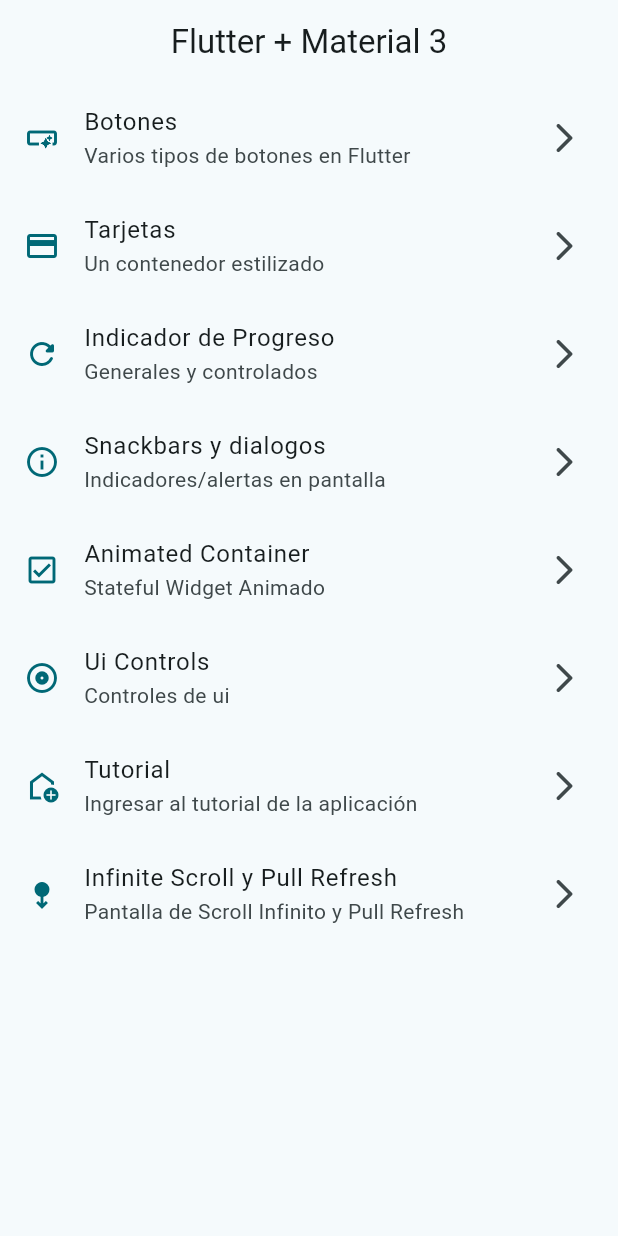
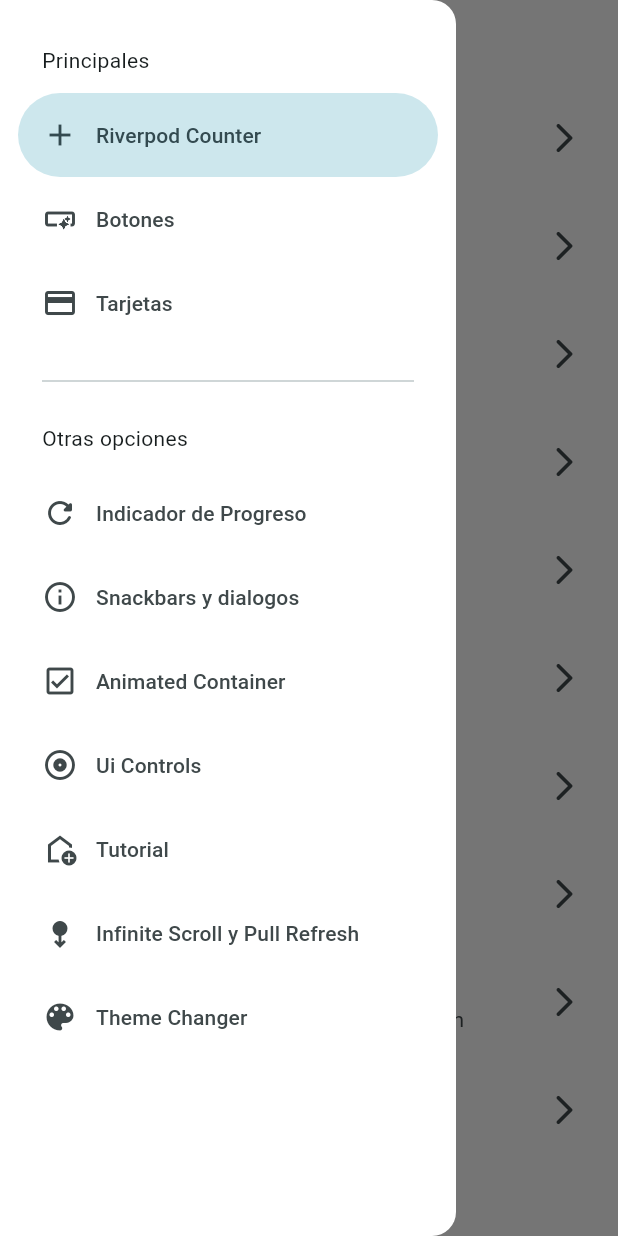
Before and after one commit to sebasmrl/widgets_app, a Flutter app: the screen it shows after launch, with the side drawer open (before the commit the screen has no drawer), on a phone screen of 412 x 824 dp. Run offline on Flutter 3.47's test engine with Material 3 defaults, Android fonts, the phone set to English and light mode, and no system bars; our stand-ins replace animate_do, flutter_riverpod, go_router.

Commit message:
Implemented darkmode first way

```diff
--- a/lib/config/menu/menu_items.dart
+++ b/lib/config/menu/menu_items.dart
@@ -15,6 +15,12 @@ class MenuItem{
 
 }
   const appMenuItems = <MenuItem>[
+    MenuItem(
+      title: 'Riverpod Counter',
+      subtitle: 'Introducción Riverpod',
+      link: '/counter',
+      icon: Icons.add
+    ),
     MenuItem(
       title: 'Botones',
       subtitle: 'Varios tipos de botones en Flutter',
@@ -63,5 +69,12 @@ class MenuItem{
       link: '/infinite',
       icon: Icons.swipe_down_alt_sharp
     ),
+    MenuItem(
+      title: 'Theme Changer',
+      subtitle: 'Cambiar colores de UI',
+      link: '/theme-changer',
+      icon: Icons.color_lens
+    ),
+
 
   ];
--- a/lib/config/router/app_router.dart
+++ b/lib/config/router/app_router.dart
@@ -50,5 +50,15 @@ final appRouter = GoRouter(
       path: '/infinite',
       builder: (context, state) => const InfiniteScrollScreen(),
     ),
+    GoRoute(
+      name: CounterScreen.name,
+      path: '/counter',
+      builder: (context, state) => const CounterScreen(),
+    ),
+    GoRoute(
+      name: ThemeChangerScreen.name,
+      path: '/theme-changer',
+      builder: (context, state) => const ThemeChangerScreen(),
+    ),
   ],
 );
--- a/lib/config/theme/app_theme.dart
+++ b/lib/config/theme/app_theme.dart
@@ -15,8 +15,10 @@ const colorList = <Color>[
 class AppTheme{
 
   final int selectedColor;
+  final bool isDarkMode;
 
   AppTheme({
+    this.isDarkMode=false,
     this.selectedColor=0
   }): assert( selectedColor >= 0, 'selectedColor must be greater than zero'),
       assert( selectedColor < colorList.length, 'selectedColor must be less or equal than ${colorList.length-1}');
@@ -24,10 +26,49 @@ class AppTheme{
   ThemeData getTheme(){
     return ThemeData(
       useMaterial3: true,
+      brightness: isDarkMode ? Brightness.dark : Brightness.light,
+      scaffoldBackgroundColor: isDarkMode ? Colors.black : Colors.white,
       colorSchemeSeed: colorList[selectedColor],
-      appBarTheme: const AppBarTheme(
-        centerTitle: true
-      )
+      appBarTheme: AppBarTheme(
+        centerTitle: true,
+        backgroundColor: isDarkMode ? Colors.black : Colors.white,
+      ),
+      drawerTheme: DrawerThemeData(
+        backgroundColor: isDarkMode ? Colors.black : Colors.white,
+        )
     );
   }
 }
+
+
+
+
+/* Backup
+
+class AppTheme{
+
+  final int selectedColor;
+  final bool isDarkMode;
+
+  AppTheme({
+    this.isDarkMode=false,
+    this.selectedColor=0
+  }): assert( selectedColor >= 0, 'selectedColor must be greater than zero'),
+      assert( selectedColor < colorList.length, 'selectedColor must be less or equal than ${colorList.length-1}');
+
+  ThemeData getTheme(){
+    return ThemeData(
+      useMaterial3: true,
+      brightness: isDarkMode ? Brightness.dark : Brightness.light,
+      scaffoldBackgroundColor: isDarkMode ? Colors.black : Colors.white,
+      colorSchemeSeed: colorList[selectedColor],
+      appBarTheme: AppBarTheme(
+        centerTitle: true,
+        backgroundColor: isDarkMode ? Colors.black : Colors.white,
+      ),
+      drawerTheme: DrawerThemeData(
+        backgroundColor: isDarkMode ? Colors.black : Colors.white,
+        )
+    );
+  }
+} */
--- a/lib/main.dart
+++ b/lib/main.dart
@@ -1,25 +1,33 @@
 import 'package:flutter/material.dart';
+import 'package:flutter_riverpod/flutter_riverpod.dart';
 
 import 'package:widgets_app/config/router/app_router.dart';
 import 'package:widgets_app/config/theme/app_theme.dart';
+import 'package:widgets_app/presentation/providers/theme_provider.dart';
 
 void main() {
-  runApp(const MainApp());
+  runApp(
+    const ProviderScope(
+      child: MainApp()
+    )
+  );
 }
 
-final scaffoldKey = GlobalKey<ScaffoldMessengerState>();
+//final scaffoldKey = GlobalKey<ScaffoldMessengerState>();
 
-class MainApp extends StatelessWidget {
+class MainApp extends ConsumerWidget {
   const MainApp({super.key});
   @override
-  Widget build(BuildContext context) {
+  Widget build(BuildContext context, WidgetRef ref) {
+    final bool isDarkMode = ref.watch(isDarkModeProvider);
+    final int colorSelected =  ref.watch(selectedIndexColorProvider);
 
     return  MaterialApp.router(
+      //scaffoldMessengerKey: scaffoldKey,
       title: 'Flutter Widgets',
-      scaffoldMessengerKey: scaffoldKey,
       routerConfig: appRouter,
       debugShowCheckedModeBanner: false,
-      theme: AppTheme( selectedColor: 0).getTheme(),
+      theme: AppTheme( selectedColor: colorSelected, isDarkMode: isDarkMode).getTheme(),
     );
   }
 }
--- /dev/null
+++ b/lib/presentation/providers/counter_provider.dart
@@ -0,0 +1,3 @@
+import 'package:flutter_riverpod/flutter_riverpod.dart';
+
+final counterProvider = StateProvider((ref) => 5,);
--- /dev/null
+++ b/lib/presentation/providers/theme_provider.dart
@@ -0,0 +1,12 @@
+import 'package:flutter_riverpod/flutter_riverpod.dart';
+import 'package:widgets_app/config/theme/app_theme.dart';
+
+//Listo de colores inmutable
+final colorListProvider =  Provider((ref)=>colorList);
+
+// Boolean value
+final isDarkModeProvider = StateProvider((ref)=> false);
+
+
+// Boolean value
+final selectedIndexColorProvider = StateProvider<int>((ref)=> 0);
--- a/lib/presentation/screens/home/home_screen.dart
+++ b/lib/presentation/screens/home/home_screen.dart
@@ -2,7 +2,7 @@ import 'package:flutter/material.dart';
 import 'package:go_router/go_router.dart';
 
 import 'package:widgets_app/config/menu/menu_items.dart';
-//import 'package:widgets_app/presentation/screens/screens.dart';
+import 'package:widgets_app/presentation/widgets/side_menu.dart';
 
 class HomeScreen extends StatelessWidget {
   static const String name = "home_screen";
@@ -10,11 +10,16 @@ class HomeScreen extends StatelessWidget {
 
   @override
   Widget build(BuildContext context) {
+
+    final scaffoldKey = GlobalKey<ScaffoldState>();
+
     return Scaffold(
+      key: scaffoldKey,  //tiene la referencia al estado actual del scaffold, si tiene drawer, menu laterales, appbar
       appBar: AppBar(
         title: const Text('Flutter + Material 3'),
       ),
       body: const _HomeView(),
+      drawer: SideMenu(scaffoldkey: scaffoldKey), //paso la referencia del Scaffold al Menú
     );
   }
 }
--- a/lib/presentation/screens/screens.dart
+++ b/lib/presentation/screens/screens.dart
@@ -1,9 +1,12 @@
+
 export 'package:widgets_app/presentation/screens/animated/animated_screen.dart';
 export 'package:widgets_app/presentation/screens/app_tutorial/app_tutorial_screen.dart';
 export 'package:widgets_app/presentation/screens/buttons/buttons_screen.dart';
 export 'package:widgets_app/presentation/screens/cards/cards_screen.dart';
+export 'package:widgets_app/presentation/screens/counter/counter_screen.dart';
 export 'package:widgets_app/presentation/screens/home/home_screen.dart';
 export 'package:widgets_app/presentation/screens/infinite_scroll/infinite_scroll_screen.dart';
 export 'package:widgets_app/presentation/screens/progress/progress_screen.dart';
 export 'package:widgets_app/presentation/screens/snackbar/snackbar_screen.dart';
+export 'package:widgets_app/presentation/screens/theme/theme_changer_screen.dart';
 export 'package:widgets_app/presentation/screens/ui_controls/iu_controls_screen.dart';
--- a/lib/presentation/screens/snackbar/snackbar_screen.dart
+++ b/lib/presentation/screens/snackbar/snackbar_screen.dart
@@ -8,11 +8,13 @@ class SnackbarScreen extends StatelessWidget {
 
   void showCustomSnackbar(BuildContext context){
     ScaffoldMessenger.of(context).clearSnackBars();
+    final colors=Theme.of(context).colorScheme;
 
     final snackbar = SnackBar(
       content: const Text('Hola mundo'),
       action: SnackBarAction(label: 'Ok?', onPressed: (){} ),
       duration: const Duration(milliseconds: 500),
+      backgroundColor: colors.primary,
     );
     ScaffoldMessenger.of(context).showSnackBar( snackbar );
     //sm.showSnackBar( const SnackBar(content: Text('Hola mundo')));
--- /dev/null
+++ b/lib/presentation/widgets/side_menu.dart
@@ -0,0 +1,75 @@
+import 'dart:io';
+
+import 'package:flutter/material.dart';
+import 'package:go_router/go_router.dart';
+import 'package:widgets_app/config/menu/menu_items.dart';
+
+class SideMenu extends StatefulWidget {
+  final GlobalKey<ScaffoldState> scaffoldkey;
+  const SideMenu({super.key, required this.scaffoldkey}); //referencia desde el scaffold
+
+  @override
+  State<SideMenu> createState() => _SideMenuState();
+}
+
+
+class _SideMenuState extends State<SideMenu> {
+  int navDrawerIndex = 0; //opcion que tiene seleccionada por defecto
+
+
+  @override
+  Widget build(BuildContext context) {
+
+    final hasNotch = MediaQuery.of(context).viewPadding.top > 35;
+    Platform.isAndroid;
+
+
+    return  NavigationDrawer(
+        selectedIndex: navDrawerIndex,
+        onDestinationSelected: (value){
+          setState(() {
+            navDrawerIndex = value;
+          });
+
+          final menuItem = appMenuItems[value];
+          context.push(menuItem.link);
+          widget.scaffoldkey.currentState?.closeDrawer() ; //hacer referencia a a las propiedad del Menu, porque aquí se está dentro del estado del Menú
+        },
+
+        children:  [
+
+          Padding(
+            padding:  EdgeInsets.fromLTRB(28, hasNotch ? 10 : 30, 10, 12),
+            child:  const Text('Principales'),
+          ),
+
+          ...appMenuItems
+              .sublist(0,3)
+              .map( (menu)=> NavigationDrawerDestination(
+                  icon:  Icon(menu.icon),
+                  label: Text(menu.title),
+          )),
+
+
+          const Padding(
+            padding: EdgeInsets.fromLTRB(28, 16, 28, 10),
+            child: Divider(),
+          ),
+
+          const Padding(
+            padding:  EdgeInsets.fromLTRB(28, 10, 16  , 12),
+            child:   Text('Otras opciones'),
+          ),
+
+          ...appMenuItems
+              .sublist(3)
+              .map( (menu)=> NavigationDrawerDestination(
+                  icon:  Icon(menu.icon),
+                  label: Text(menu.title)
+          )),
+
+
+        ]
+      );
+  }
+}
--- a/pubspec.yaml
+++ b/pubspec.yaml
@@ -10,12 +10,14 @@ dependencies:
   animate_do: ^3.3.4
   flutter:
     sdk: flutter
+  flutter_riverpod: ^2.5.1
   go_router: ^14.2.3
 
 dev_dependencies:
   flutter_lints: ^3.0.0
   flutter_test:
     sdk: flutter
+  riverpod_lint: ^2.3.0
 
 flutter:
   uses-material-design: true
```
Also changed, not shown: lib/presentation/screens/counter/counter_screen.dart (added, +52 -0 lines), lib/presentation/screens/theme/theme_changer_screen.dart (added, +60 -0 lines), analysis_options.yaml (line endings or trailing spaces), pubspec.lock.
